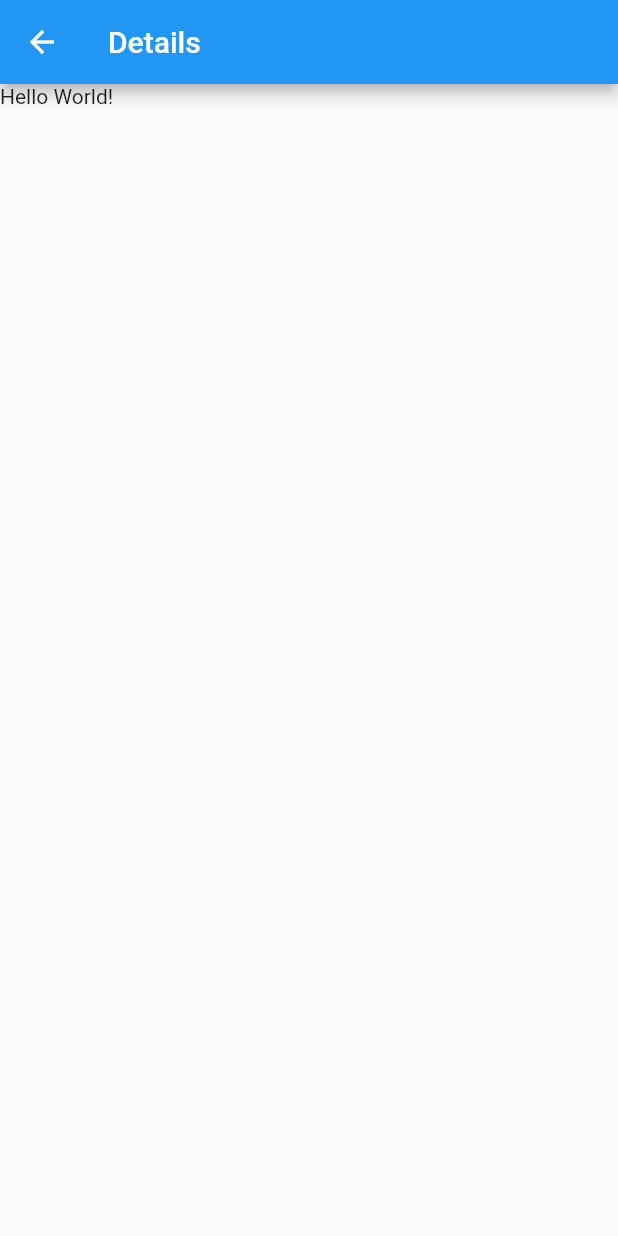
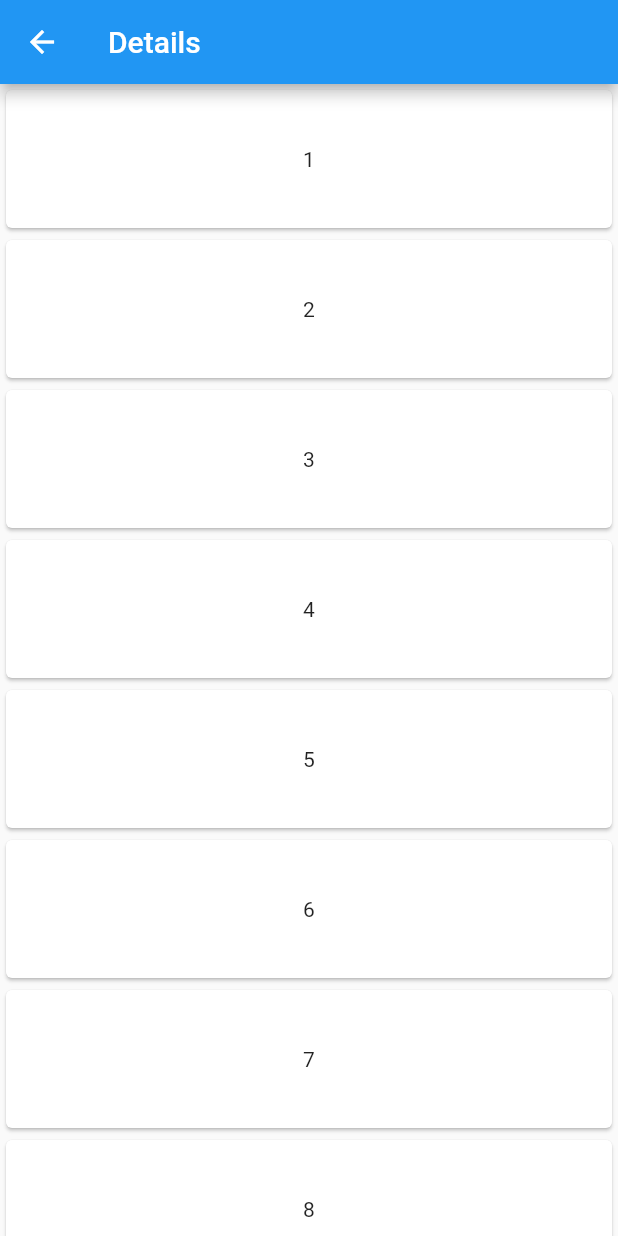
Before and after one commit to ryanelian/flutter-vs-react-native-demo, a Flutter app: the DetailsPage screen opened directly, on a phone screen of 412 x 824 dp. Run offline on Flutter 3.47's test engine with Material 2 defaults, Android fonts, the phone set to English and light mode, and no system bars; drawn by our look-alikes of pull_to_refresh.

Commit message:
Add refresh animation on flutter demo

```diff
--- a/demo/lib/DetailsPage.dart
+++ b/demo/lib/DetailsPage.dart
@@ -1,5 +1,6 @@
 import 'package:flutter/cupertino.dart';
 import 'package:flutter/material.dart';
+import 'package:pull_to_refresh/pull_to_refresh.dart';
 
 class DetailsPage extends StatefulWidget {
   @override
@@ -9,6 +10,18 @@ class DetailsPage extends StatefulWidget {
 }
 
 class DetailsPageState extends State<DetailsPage> {
+  List<String> items = ["1", "2", "3", "4", "5", "6", "7", "8"];
+
+  RefreshController refreshController =
+      RefreshController(initialRefresh: false);
+
+  void onRefresh() async {
+    // monitor network fetch
+    await Future.delayed(Duration(milliseconds: 1000));
+    // if failed,use refreshFailed()
+    refreshController.refreshCompleted();
+  }
+
   @override
   Widget build(BuildContext context) {
     return Scaffold(
@@ -16,8 +29,17 @@ class DetailsPageState extends State<DetailsPage> {
         title: Text('Details'),
       ),
       body: Container(
-        child: Text('Hello World!')
-      ),
+          child: SmartRefresher(
+        enablePullDown: true,
+        controller: refreshController,
+        header: ClassicHeader(),
+        onRefresh: onRefresh,
+        child: ListView.builder(
+          itemBuilder: (c, i) => Card(child: Center(child: Text(items[i]))),
+          itemExtent: 100.0,
+          itemCount: items.length,
+        ),
+      )),
     );
   }
 }
--- a/demo/pubspec.yaml
+++ b/demo/pubspec.yaml
@@ -28,6 +28,7 @@ dependencies:
   # The following adds the Cupertino Icons font to your application.
   # Use with the CupertinoIcons class for iOS style icons.
   cupertino_icons: ^1.0.2
+  pull_to_refresh: ^2.0.0
 
 dev_dependencies:
   flutter_test:
```
Also changed, not shown: demo/pubspec.lock.
